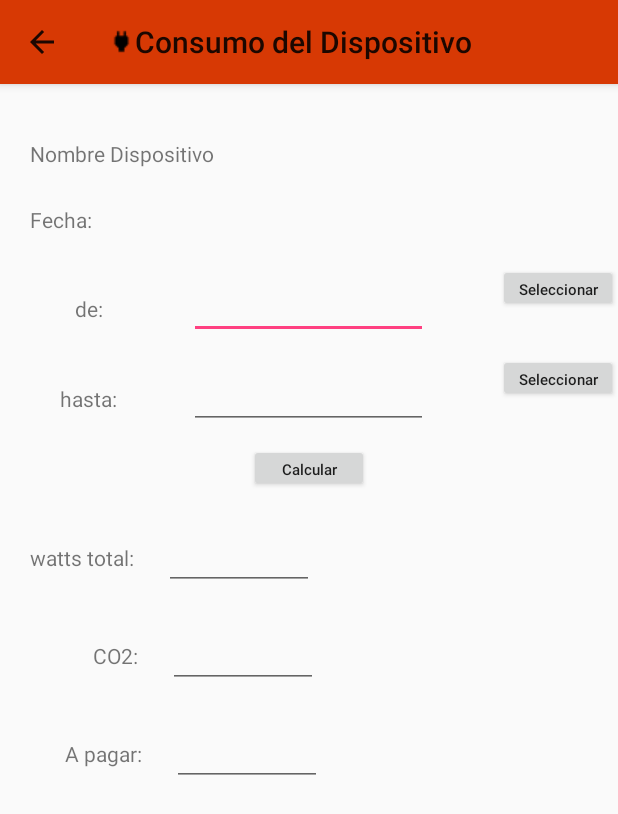
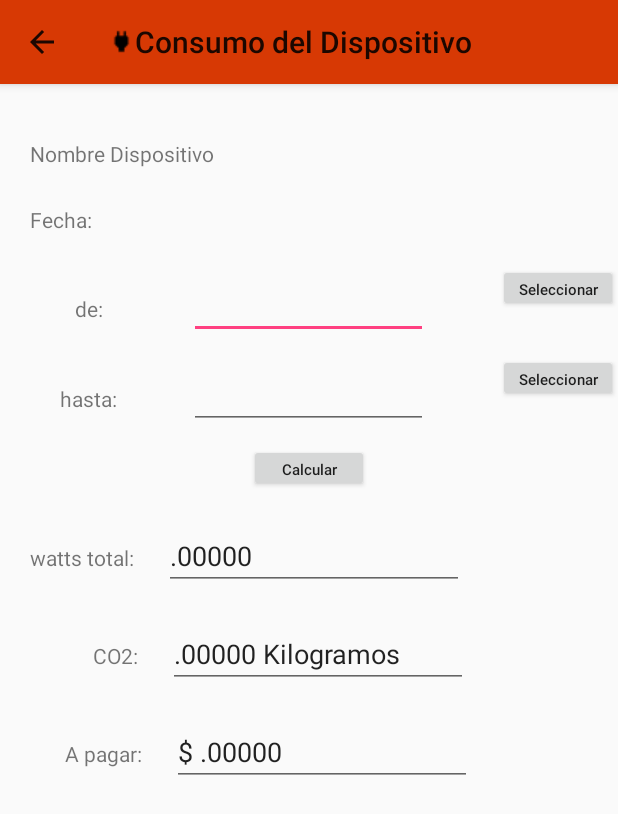
Before and after one commit to OmarHidrogo/Micasa, an Android app: the Device_consumption screen opened directly, with no data from a screen before it, after a tap on "Calcular", on a phone screen of 412 x 824 dp. Shown: the top 814 px of the screen. Run offline under Robolectric (Android 15) with nearby library versions, the phone set to English and light mode, and no system bars; 7 statements that could not run were skipped.

Commit message:
Calculo del consumo electrico por dispositivo total

```diff
--- a/app/src/main/java/com/omar_hidrogo_local/micasa/Database/DataBase.java
+++ b/app/src/main/java/com/omar_hidrogo_local/micasa/Database/DataBase.java
@@ -43,13 +43,13 @@ public class DataBase extends SQLiteOpenHelper {
 
         //SE CREA QUERY PARA CREAR LA TABLA DISPOSITIVOS
         String queryCrearTablaDevices = "CREATE TABLE "+ConstanteDataBase.TABLE_DEVICES + "("+
-                ConstanteDataBase.TABLE_DEVICES_ID        + " INTEGER PRIMARY KEY AUTOINCREMENT, "+
-                ConstanteDataBase.TABLE_DEVICES_NAME    + " TEXT, "+
-                ConstanteDataBase.TABLE_DEVICES_CHANNEL_ID      + " TEXT, "+
-                ConstanteDataBase.TABLE_DEVICES_PHOTO    + " INTEGER, "+
-                ConstanteDataBase.TABLE_DEVICES_STATE    + " INTEGER, "+
-                ConstanteDataBase.TABLE_DEVICES_WATTS    + " INTEGER, "+
-                ConstanteDataBase.TABLE_DEVICES_ABOUT    + " TEXT "+
+                ConstanteDataBase.TABLE_DEVICES_ID          + " INTEGER PRIMARY KEY AUTOINCREMENT, "+
+                ConstanteDataBase.TABLE_DEVICES_NAME        + " TEXT, "+
+                ConstanteDataBase.TABLE_DEVICES_CHANNEL_ID  + " TEXT, "+
+                ConstanteDataBase.TABLE_DEVICES_PHOTO       + " INTEGER, "+
+                ConstanteDataBase.TABLE_DEVICES_STATE       + " INTEGER, "+
+                ConstanteDataBase.TABLE_DEVICES_WATTS       + " INTEGER, "+
+                ConstanteDataBase.TABLE_DEVICES_ABOUT       + " TEXT "+
                 ")";
 
         db.execSQL(queryCrearTablaDevices);
@@ -65,11 +65,11 @@ public class DataBase extends SQLiteOpenHelper {
 
         //SE CREA QUERY PARA CREAR TABLA HISTORIAL DE ESTADO DEL DISPOSITIVO
         String queryCrearTablaHistorial = "CREATE TABLE "+ConstanteDataBase.TABLE_HISTORY+"("+
-                ConstanteDataBase.TABLE_HISTORY_ID      + " INTEGER PRIMARY KEY AUTOINCREMENT, "+
-                ConstanteDataBase.TABLE_HISTORY_DEVICE_ID+ " INTEGER, "+
-                ConstanteDataBase.TABLE_HISTORY_DEVICE_STATE+ " INTEGER, "+
-                ConstanteDataBase.TABLE_HISTORY_TIME+ " INTEGER "+
-                ConstanteDataBase.TABLE_HISTORY_TIME_MILIS+ " INTEGER "+
+                ConstanteDataBase.TABLE_HISTORY_ID              + " INTEGER PRIMARY KEY AUTOINCREMENT, "+
+                ConstanteDataBase.TABLE_HISTORY_DEVICE_ID       + " INTEGER, "+
+                ConstanteDataBase.TABLE_HISTORY_DEVICE_STATE    + " INTEGER, "+
+                ConstanteDataBase.TABLE_HISTORY_TIME            + " REAL, "+
+                ConstanteDataBase.TABLE_HISTORY_TIME_MILIS      + " INTEGER "+
                 ")";
 
         db.execSQL(queryCrearTablaHistorial);
--- a/app/src/main/java/com/omar_hidrogo_local/micasa/Device_consumption.java
+++ b/app/src/main/java/com/omar_hidrogo_local/micasa/Device_consumption.java
@@ -12,6 +12,10 @@ import android.widget.TextView;
 
 import com.omar_hidrogo_local.micasa.Class.Calendario;
 import com.omar_hidrogo_local.micasa.Database.ConstructorDevices;
+import com.omar_hidrogo_local.micasa.pojo.ConsumoDevice;
+
+import java.text.DecimalFormat;
+import java.util.ArrayList;
 
 public class Device_consumption extends AppCompatActivity {
 
@@ -25,9 +29,21 @@ public class Device_consumption extends AppCompatActivity {
     private int idd;
     public static EditText etwattstotal, etco2total, etpagototal;
     public static int wtts;
-    public static String fechade, fechafin;
+    public static double fechade, fechafin;
+    private ConstructorDevices constructorDevices;
+    private ArrayList<ConsumoDevice> consumoDevices;
 
-    private com.omar_hidrogo_local.micasa.Database.ConstructorDevices constructorDevices;
+    private double vt;
+    private long v1;
+    private long v2;
+    //Calculo de consumo Electrico
+    private long milisegundos=1000;
+    private long minutos=milisegundos*60;
+    private double horas=minutos*60;
+    private double dias=horas*24;
+    private double co2=0.000454;
+    private double pago=0.62;
+
 
     @Override
     protected void onCreate(Bundle savedInstanceState) {
@@ -43,6 +59,11 @@ public class Device_consumption extends AppCompatActivity {
         btncalcular = (Button) findViewById(R.id.b3);
         ettime1 = (EditText) findViewById(R.id.ettime1);
         ettime2 = (EditText) findViewById(R.id.ettime2);
+
+        etwattstotal = (EditText) findViewById(R.id.etwattstotal);
+        etco2total = (EditText) findViewById(R.id.etco2total);
+        etpagototal = (EditText) findViewById(R.id.etpagototal);
+
 
 
         setSupportActionBar(toolbar);
@@ -69,7 +90,18 @@ public class Device_consumption extends AppCompatActivity {
         etnamedevice.setText(name);
         idd=id;
         wtts=watts;
-        //newFragment.show(getFragmentManager(), "datePicker");
+
+
+
+
+       btncalcular.setOnClickListener(new View.OnClickListener() {
+            public void onClick(View v) {
+                // Code here executes on main thread after user presses button
+                constructorDevices = new ConstructorDevices();
+                consumoDevices = constructorDevices.obtenerconsumoDevice(fechade, fechafin,idd );
+                calculo();
+            }
+        });
 
     }
 
@@ -91,5 +123,33 @@ public class Device_consumption extends AppCompatActivity {
         String ett2 = extras.getString("ett2");*/
         constructorDevices = new ConstructorDevices();
         constructorDevices.obtenerconsumoDevice(fechade, fechafin,idd );
+
+    }
+
+    public void calculo(){
+
+        for (int i = 0; i < consumoDevices.size(); i++){
+
+
+            ConsumoDevice consumoDevice = consumoDevices.get(i);
+
+            if(consumoDevice.getStatus()!=0){
+                v1=consumoDevice.getMillis();
+                //long v2=consumoDevice.getMillis();
+            }else{
+                v2=consumoDevice.getMillis();
+                vt = vt +(v2 - v1);
+            }
+
+        }
+        vt = vt/horas;
+        vt=vt*wtts;
+        co2=co2*vt;
+        pago=pago*(vt/1000);
+        DecimalFormat f = new DecimalFormat("##.00000");
+        etwattstotal.setText(String.valueOf(f.format(vt)));
+        etco2total.setText(String.valueOf(f.format(co2))+" Kilogramos");
+        etpagototal.setText("$ "+String.valueOf(f.format(pago)));
+
     }
 }
--- a/app/src/main/res/layout/activity_device_consumption.xml
+++ b/app/src/main/res/layout/activity_device_consumption.xml
@@ -182,11 +182,12 @@
                 android:text="watts total:"/>
 
             <EditText
-                android:id="@+id/etwattsall"
+                android:id="@+id/etwattstotal"
                 android:layout_marginLeft="20dp"
                 android:layout_marginTop="20dp"
-                android:layout_width="100dp"
-                android:layout_height="wrap_content" />
+                android:layout_width="200dp"
+                android:layout_height="wrap_content"
+                android:editable="false"/>
 
         </LinearLayout>
 
@@ -204,11 +205,12 @@
                 android:text="CO2:"/>
 
             <EditText
-                android:id="@+id/etcontaminacion"
+                android:id="@+id/etco2total"
                 android:layout_marginLeft="20dp"
                 android:layout_marginTop="20dp"
-                android:layout_width="100dp"
-                android:layout_height="wrap_content" />
+                android:layout_width="200dp"
+                android:layout_height="wrap_content"
+                android:editable="false"/>
             /..android:onClick="saveDevice"..//>
 
         </LinearLayout>
@@ -227,11 +229,12 @@
                 android:text="A pagar:"/>
 
             <EditText
-                android:id="@+id/etpay"
+                android:id="@+id/etpagototal"
                 android:layout_marginLeft="20dp"
                 android:layout_marginTop="20dp"
-                android:layout_width="100dp"
-                android:layout_height="wrap_content" />
+                android:layout_width="200dp"
+                android:layout_height="wrap_content"
+                android:editable="false"/>
             /..android:onClick="saveDevice"..//>
 
         </LinearLayout>
--- a/build.gradle
+++ b/build.gradle
@@ -2,6 +2,7 @@
 
 buildscript {
     repositories {
+        google()
         jcenter()
     }
     dependencies {
@@ -14,6 +15,7 @@ buildscript {
 
 allprojects {
     repositories {
+        google()
         jcenter()
     }
 }
```
Also changed, not shown: app/src/main/java/com/omar_hidrogo_local/micasa/Class/Calendario.java (+53 -10 lines), app/src/main/java/com/omar_hidrogo_local/micasa/Database/ConstructorDevices.java (+45 -12 lines), app/src/main/java/com/omar_hidrogo_local/micasa/pojo/ConsumoDevice.java (+4 -4 lines).
